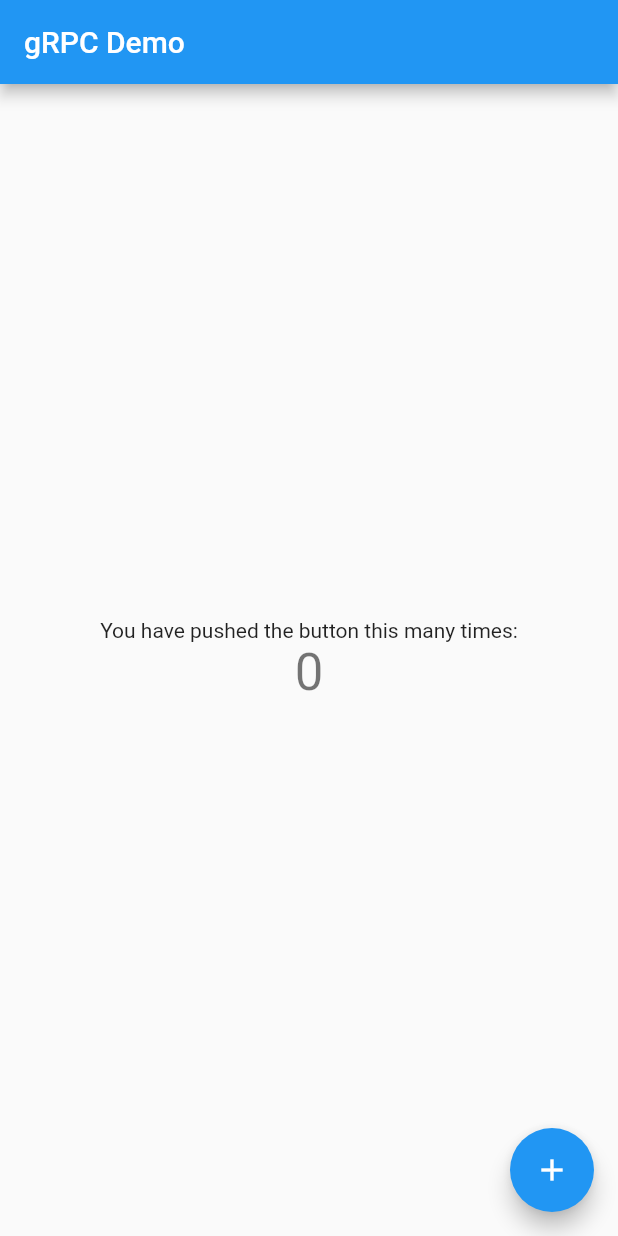
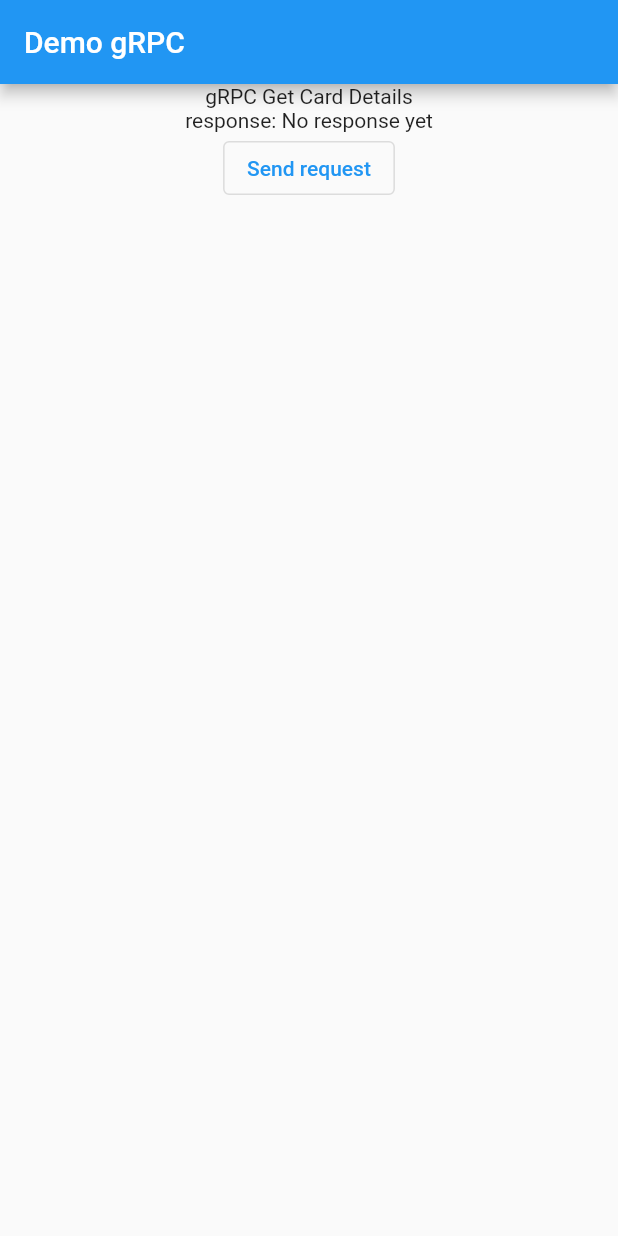
Before and after one commit to ac-kurniawan/grpc-flutter, a Flutter app: the screen it shows after launch, on a phone screen of 412 x 824 dp. Run offline on Flutter 3.47's test engine with Material 2 defaults, Android fonts, the phone set to English and light mode, and no system bars; missing offline and left inert: grpc, protobuf.

Commit message:
final demo

```diff
--- a/lib/main.dart
+++ b/lib/main.dart
@@ -1,4 +1,5 @@
 import 'package:flutter/material.dart';
+import 'package:flutter_demo/presentation/demo_grpc.dart';
 
 void main() {
   runApp(const MyApp());
@@ -24,92 +25,7 @@ class MyApp extends StatelessWidget {
         // is not restarted.
         primarySwatch: Colors.blue,
       ),
-      home: const MyHomePage(title: 'gRPC Demo'),
+      home: const DemoGrpc(),
     );
   }
 }
-
-class MyHomePage extends StatefulWidget {
-  const MyHomePage({Key? key, required this.title}) : super(key: key);
-
-  // This widget is the home page of your application. It is stateful, meaning
-  // that it has a State object (defined below) that contains fields that affect
-  // how it looks.
-
-  // This class is the configuration for the state. It holds the values (in this
-  // case the title) provided by the parent (in this case the App widget) and
-  // used by the build method of the State. Fields in a Widget subclass are
-  // always marked "final".
-
-  final String title;
-
-  @override
-  State<MyHomePage> createState() => _MyHomePageState();
-}
-
-class _MyHomePageState extends State<MyHomePage> {
-  int _counter = 0;
-
-  void _incrementCounter() {
-    setState(() {
-      // This call to setState tells the Flutter framework that something has
-      // changed in this State, which causes it to rerun the build method below
-      // so that the display can reflect the updated values. If we changed
-      // _counter without calling setState(), then the build method would not be
-      // called again, and so nothing would appear to happen.
-      _counter++;
-    });
-  }
-
-  @override
-  Widget build(BuildContext context) {
-    // This method is rerun every time setState is called, for instance as done
-    // by the _incrementCounter method above.
-    //
-    // The Flutter framework has been optimized to make rerunning build methods
-    // fast, so that you can just rebuild anything that needs updating rather
-    // than having to individually change instances of widgets.
-    return Scaffold(
-      appBar: AppBar(
-        // Here we take the value from the MyHomePage object that was created by
-        // the App.build method, and use it to set our appbar title.
-        title: Text(widget.title),
-      ),
-      body: Center(
-        // Center is a layout widget. It takes a single child and positions it
-        // in the middle of the parent.
-        child: Column(
-          // Column is also a layout widget. It takes a list of children and
-          // arranges them vertically. By default, it sizes itself to fit its
-          // children horizontally, and tries to be as tall as its parent.
-          //
-          // Invoke "debug painting" (press "p" in the console, choose the
-          // "Toggle Debug Paint" action from the Flutter Inspector in Android
-          // Studio, or the "Toggle Debug Paint" command in Visual Studio Code)
-          // to see the wireframe for each widget.
-          //
-          // Column has various properties to control how it sizes itself and
-          // how it positions its children. Here we use mainAxisAlignment to
-          // center the children vertically; the main axis here is the vertical
-          // axis because Columns are vertical (the cross axis would be
-          // horizontal).
-          mainAxisAlignment: MainAxisAlignment.center,
-          children: <Widget>[
-            const Text(
-              'You have pushed the button this many times:',
-            ),
-            Text(
-              '$_counter',
-              style: Theme.of(context).textTheme.headline4,
-            ),
-          ],
-        ),
-      ),
-      floatingActionButton: FloatingActionButton(
-        onPressed: _incrementCounter,
-        tooltip: 'Increment',
-        child: const Icon(Icons.add),
-      ), // This trailing comma makes auto-formatting nicer for build methods.
-    );
-  }
-}
--- /dev/null
+++ b/lib/presentation/demo_grpc.dart
@@ -0,0 +1,60 @@
+import 'package:flutter/material.dart';
+import 'package:flutter_demo/generated/GetUserMessageV1.pb.dart';
+import 'package:flutter_demo/generated/UserServiceV1.pbgrpc.dart';
+import 'package:grpc/grpc.dart';
+
+class DemoGrpc extends StatefulWidget {
+  const DemoGrpc({Key? key}) : super(key: key);
+
+  @override
+  State<DemoGrpc> createState() => _DemoGrpcState();
+}
+
+class _DemoGrpcState extends State<DemoGrpc> {
+  String _response = 'No response yet';
+  final channel = ClientChannel('10.0.2.2',
+      port: 8000,
+      options:
+          const ChannelOptions(credentials: ChannelCredentials.insecure()));
+
+  @override
+  void initState() {
+    super.initState();
+  }
+
+  @override
+  void dispose() {
+    super.dispose();
+  }
+
+  @override
+  Widget build(BuildContext context) {
+    return Scaffold(
+      appBar: AppBar(
+        title: const Text('Demo gRPC'),
+      ),
+      body: Center(
+        child: Column(
+          children: [
+            const Text('gRPC Get Card Details'),
+            Text('response: $_response'),
+            OutlinedButton(
+                onPressed: () async {
+                  final data = GetUsersMessageV1();
+                  final client = UserServiceV1Client(channel,
+                      options:
+                          CallOptions(timeout: const Duration(seconds: 30)));
+
+                  final response = await client.getUser(data);
+
+                  setState(() {
+                    _response = response.toString();
+                  });
+                },
+                child: const Text("Send request")),
+          ],
+        ),
+      ),
+    );
+  }
+}
--- a/pubspec.yaml
+++ b/pubspec.yaml
@@ -34,6 +34,8 @@ dependencies:
   # The following adds the Cupertino Icons font to your application.
   # Use with the CupertinoIcons class for iOS style icons.
   cupertino_icons: ^1.0.2
+  grpc: ^3.1.0
+  protobuf: ^2.1.0
 
 dev_dependencies:
   flutter_test:
```
Also changed, not shown: lib/generated/GetUserMessageV1.pb.dart (added), lib/generated/GetUserMessageV1.pbenum.dart (added), lib/generated/GetUserMessageV1.pbjson.dart (added), lib/generated/UserMessageV1.pb.dart (added), lib/generated/UserMessageV1.pbenum.dart (added), lib/generated/UserMessageV1.pbjson.dart (added), lib/generated/UserServiceV1.pb.dart (added), lib/generated/UserServiceV1.pbenum.dart (added), lib/generated/UserServiceV1.pbgrpc.dart (added), lib/generated/UserServiceV1.pbjson.dart (added), pubspec.lock, 1 other file.
